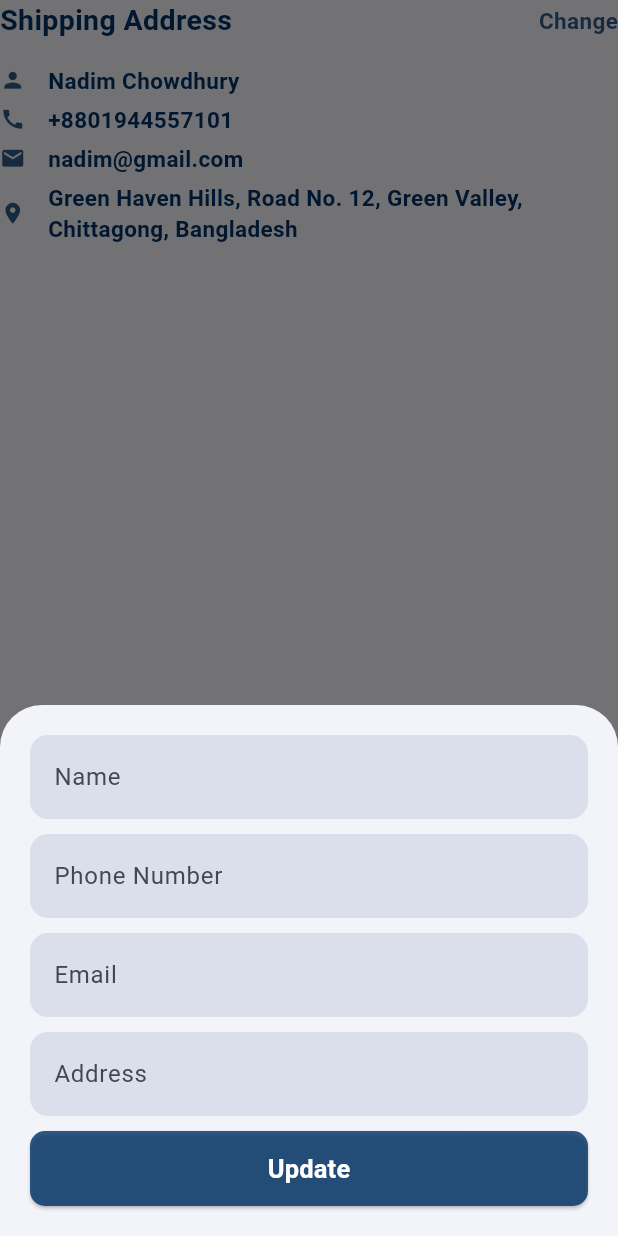
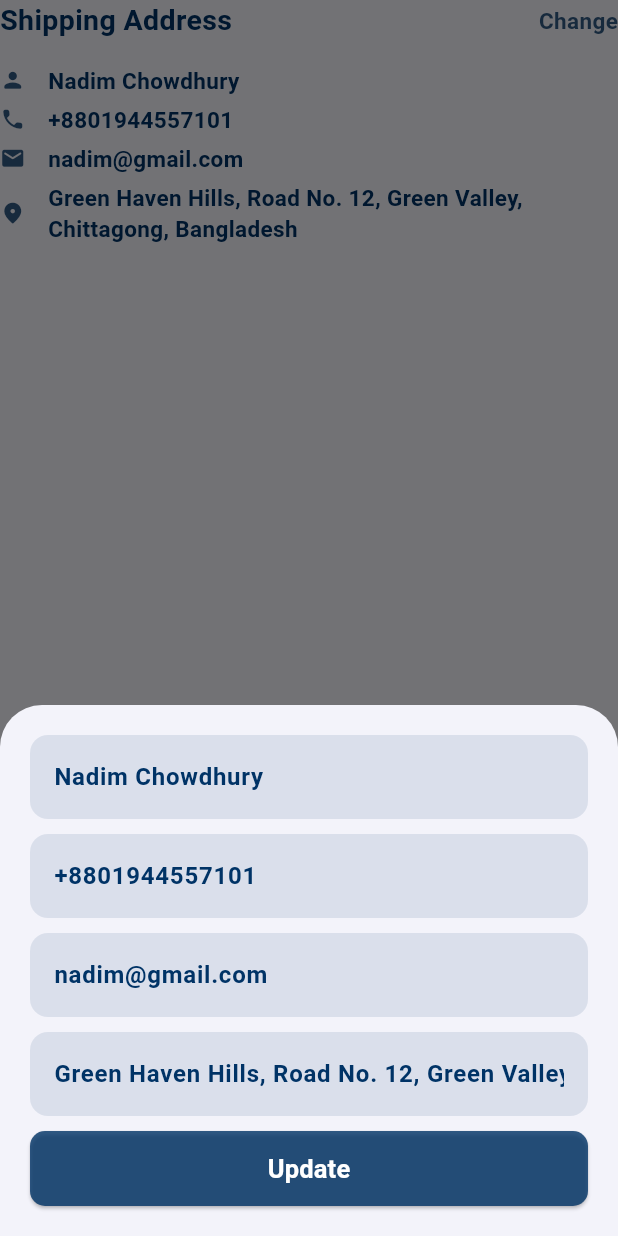
Before and after one commit to DevNadimm/Shoes-App, a Flutter app: the ShippingAddress widget shown alone on an empty page, opened directly, after a tap on "Change", on a phone screen of 412 x 824 dp. Run offline on Flutter 3.47's test engine with Material 3 defaults, Android fonts, the light colour scheme and no system bars; our stand-ins replace lottie, salomon_bottom_bar.

Commit message:
Minimal UI change

```diff
--- a/lib/widgets/checkout/shipping_address.dart
+++ b/lib/widgets/checkout/shipping_address.dart
@@ -1,5 +1,7 @@
 import 'package:flutter/material.dart';
 import 'package:shop_app/widgets/checkout/section_row.dart';
+import 'package:shop_app/widgets/checkout/shipping_address_bottom_sheet.dart';
+import 'package:shop_app/widgets/checkout/shipping_address_row.dart';
 
 class ShippingAddress extends StatefulWidget {
   @override
@@ -12,30 +14,6 @@ class _ShippingAddressState extends State<ShippingAddress> {
   String address =
       'Green Haven Hills, Road No. 12, Green Valley, Chittagong, Bangladesh';
   String email = 'nadim@gmail.com';
-
-  final nameController = TextEditingController();
-  final phoneController = TextEditingController();
-  final addressController = TextEditingController();
-  final emailController = TextEditingController();
-
-  @override
-  void dispose() {
-    nameController.dispose();
-    phoneController.dispose();
-    addressController.dispose();
-    emailController.dispose();
-    super.dispose();
-  }
-
-  void updateInfo() {
-    setState(() {
-      name = nameController.text.isNotEmpty ? nameController.text : name;
-      phone = phoneController.text.isNotEmpty ? phoneController.text : phone;
-      address =
-          addressController.text.isNotEmpty ? addressController.text : address;
-      email = emailController.text.isNotEmpty ? emailController.text : email;
-    });
-  }
 
   InputDecoration commonDecoration(String hintText) {
     return InputDecoration(
@@ -62,64 +40,19 @@ class _ShippingAddressState extends State<ShippingAddress> {
       context: context,
       isScrollControlled: true,
       builder: (BuildContext context) {
-        return Padding(
-          padding: EdgeInsets.only(
-            bottom: MediaQuery.of(context).viewInsets.bottom,
-          ),
-          child: Container(
-            padding: const EdgeInsets.all(20),
-            child: Column(
-              mainAxisSize: MainAxisSize.min,
-              children: [
-                TextField(
-                  controller: nameController,
-                  decoration: commonDecoration('Name'),
-                ),
-                const SizedBox(height: 10),
-                TextField(
-                  controller: phoneController,
-                  decoration: commonDecoration('Phone Number'),
-                ),
-                const SizedBox(height: 10),
-                TextField(
-                  controller: emailController,
-                  decoration: commonDecoration('Email'),
-                ),
-                const SizedBox(height: 10),
-                TextField(
-                  controller: addressController,
-                  decoration: commonDecoration('Address'),
-                ),
-                const SizedBox(height: 10),
-                SizedBox(
-                  width: double.infinity,
-                  child: ElevatedButton(
-                    onPressed: () {
-                      updateInfo();
-                      Navigator.pop(context);
-                    },
-                    style: ElevatedButton.styleFrom(
-                      foregroundColor: Colors.white,
-                      backgroundColor: const Color(0xFF003366).withOpacity(0.8),
-                      shape: RoundedRectangleBorder(
-                        borderRadius: BorderRadius.circular(10),
-                      ),
-                    ),
-                    child: Padding(
-                      padding: const EdgeInsets.all(13),
-                      child: Text(
-                        'Update',
-                        style: const TextStyle(
-                          fontWeight: FontWeight.w700,
-                          fontSize: 17,
-                        ),
-                      ),
-                    ),
-                  ),
-                ),
-              ],
-            ),
-          ),
+        return ShippingAddressBottomSheet(
+          initialName: name,
+          initialPhone: phone,
+          initialEmail: email,
+          initialAddress: address,
+          onUpdate: (newName, newPhone, newEmail, newAddress) {
+            setState(() {
+              name = newName;
+              phone = newPhone;
+              email = newEmail;
+              address = newAddress;
+            });
+          },
         );
       },
     );
@@ -128,7 +61,6 @@ class _ShippingAddressState extends State<ShippingAddress> {
   @override
   Widget build(BuildContext context) {
     return Column(
-      crossAxisAlignment: CrossAxisAlignment.start,
       children: [
         SectionRow(
           title: 'Shipping Address',
@@ -139,83 +71,13 @@ class _ShippingAddressState extends State<ShippingAddress> {
           },
         ),
         const SizedBox(height: 16),
-        Row(
-          children: [
-            Icon(
-              Icons.person,
-              color: Color(0xFF003366).withOpacity(0.8),
-              size: 17,
-            ),
-            const SizedBox(width: 15),
-            Text(
-              name,
-              style: TextStyle(
-                fontWeight: FontWeight.w600,
-                fontSize: 15,
-                color: Color(0xFF003366),
-              ),
-            ),
-          ],
-        ),
+        ShippingAddressRow(value: name, icon: Icons.person_rounded),
         const SizedBox(height: 5),
-        Row(
-          children: [
-            Icon(
-              Icons.call,
-              color: Color(0xFF003366).withOpacity(0.8),
-              size: 17,
-            ),
-            const SizedBox(width: 15),
-            Text(
-              phone,
-              style: TextStyle(
-                fontWeight: FontWeight.w600,
-                fontSize: 15,
-                color: Color(0xFF003366),
-              ),
-            ),
-          ],
-        ),
+        ShippingAddressRow(value: phone, icon: Icons.call_rounded),
         const SizedBox(height: 5),
-        Row(
-          children: [
-            Icon(
-              Icons.email,
-              color: Color(0xFF003366).withOpacity(0.8),
-              size: 17,
-            ),
-            const SizedBox(width: 15),
-            Text(
-              email,
-              style: TextStyle(
-                fontWeight: FontWeight.w600,
-                fontSize: 15,
-                color: Color(0xFF003366),
-              ),
-            ),
-          ],
-        ),
+        ShippingAddressRow(value: email, icon: Icons.email_rounded),
         const SizedBox(height: 5),
-        Row(
-          children: [
-            Icon(
-              Icons.location_on,
-              color: Color(0xFF003366).withOpacity(0.8),
-              size: 17,
-            ),
-            const SizedBox(width: 15),
-            Expanded(
-              child: Text(
-                address,
-                style: TextStyle(
-                  fontWeight: FontWeight.w600,
-                  fontSize: 15,
-                  color: Color(0xFF003366),
-                ),
-              ),
-            ),
-          ],
-        ),
+        ShippingAddressRow(value: address, icon: Icons.location_on_rounded),
       ],
     );
   }
--- /dev/null
+++ b/lib/widgets/checkout/shipping_address_bottom_sheet.dart
@@ -0,0 +1,152 @@
+import 'package:flutter/material.dart';
+
+class ShippingAddressBottomSheet extends StatefulWidget {
+  final String initialName;
+  final String initialPhone;
+  final String initialEmail;
+  final String initialAddress;
+  final void Function(String, String, String, String) onUpdate;
+
+  const ShippingAddressBottomSheet({
+    Key? key,
+    required this.initialName,
+    required this.initialPhone,
+    required this.initialEmail,
+    required this.initialAddress,
+    required this.onUpdate,
+  }) : super(key: key);
+
+  @override
+  _ShippingAddressBottomSheetState createState() =>
+      _ShippingAddressBottomSheetState();
+}
+
+class _ShippingAddressBottomSheetState
+    extends State<ShippingAddressBottomSheet> {
+  final nameController = TextEditingController();
+  final phoneController = TextEditingController();
+  final emailController = TextEditingController();
+  final addressController = TextEditingController();
+
+  @override
+  void initState() {
+    super.initState();
+    nameController.text = widget.initialName;
+    phoneController.text = widget.initialPhone;
+    emailController.text = widget.initialEmail;
+    addressController.text = widget.initialAddress;
+  }
+
+  @override
+  void dispose() {
+    nameController.dispose();
+    phoneController.dispose();
+    emailController.dispose();
+    addressController.dispose();
+    super.dispose();
+  }
+
+  InputDecoration commonDecoration(String hintText) {
+    return InputDecoration(
+      hintText: hintText,
+      border: OutlineInputBorder(
+        borderRadius: BorderRadius.circular(12),
+        borderSide: BorderSide.none,
+      ),
+      enabledBorder: OutlineInputBorder(
+        borderRadius: BorderRadius.circular(12),
+        borderSide: BorderSide.none,
+      ),
+      focusedBorder: OutlineInputBorder(
+        borderRadius: BorderRadius.circular(12),
+        borderSide: BorderSide.none,
+      ),
+      fillColor: Color(0xFF003366).withOpacity(0.1),
+      filled: true,
+    );
+  }
+
+  void updateInfo() {
+    widget.onUpdate(
+      nameController.text,
+      phoneController.text,
+      emailController.text,
+      addressController.text,
+    );
+    Navigator.pop(context);
+  }
+
+  Widget _textField({
+    required TextEditingController controller,
+    required String hintText,
+  }) {
+    return TextField(
+      controller: controller,
+      decoration: commonDecoration(hintText),
+      style: TextStyle(
+        color: const Color(0xFF003366),
+        fontWeight: FontWeight.w600,
+      ),
+    );
+  }
+
+  @override
+  Widget build(BuildContext context) {
+    return Padding(
+      padding: EdgeInsets.only(
+        bottom: MediaQuery.of(context).viewInsets.bottom,
+      ),
+      child: Container(
+        padding: const EdgeInsets.all(20),
+        child: Column(
+          mainAxisSize: MainAxisSize.min,
+          children: [
+            _textField(
+              controller: nameController,
+              hintText: 'Name',
+            ),
+            const SizedBox(height: 10),
+            _textField(
+              controller: phoneController,
+              hintText: 'Phone Number',
+            ),
+            const SizedBox(height: 10),
+            _textField(
+              controller: emailController,
+              hintText: 'Email',
+            ),
+            const SizedBox(height: 10),
+            _textField(
+              controller: addressController,
+              hintText: 'Address',
+            ),
+            const SizedBox(height: 10),
+            SizedBox(
+              width: double.infinity,
+              child: ElevatedButton(
+                onPressed: updateInfo,
+                style: ElevatedButton.styleFrom(
+                  foregroundColor: Colors.white,
+                  backgroundColor: const Color(0xFF003366).withOpacity(0.8),
+                  shape: RoundedRectangleBorder(
+                    borderRadius: BorderRadius.circular(10),
+                  ),
+                ),
+                child: Padding(
+                  padding: const EdgeInsets.all(13),
+                  child: Text(
+                    'Update',
+                    style: const TextStyle(
+                      fontWeight: FontWeight.w700,
+                      fontSize: 17,
+                    ),
+                  ),
+                ),
+              ),
+            ),
+          ],
+        ),
+      ),
+    );
+  }
+}
--- /dev/null
+++ b/lib/widgets/checkout/shipping_address_row.dart
@@ -0,0 +1,32 @@
+import 'package:flutter/material.dart';
+
+class ShippingAddressRow extends StatelessWidget {
+  const ShippingAddressRow({super.key, required this.value, required this.icon});
+
+  final String value;
+  final IconData icon;
+
+  @override
+  Widget build(BuildContext context) {
+    return Row(
+      children: [
+        Icon(
+          icon,
+          color: Color(0xFF003366).withOpacity(0.8),
+          size: 17,
+        ),
+        const SizedBox(width: 15),
+        Expanded(
+          child: Text(
+            value,
+            style: TextStyle(
+              fontWeight: FontWeight.w600,
+              fontSize: 15,
+              color: Color(0xFF003366),
+            ),
+          ),
+        ),
+      ],
+    );
+  }
+}
```
